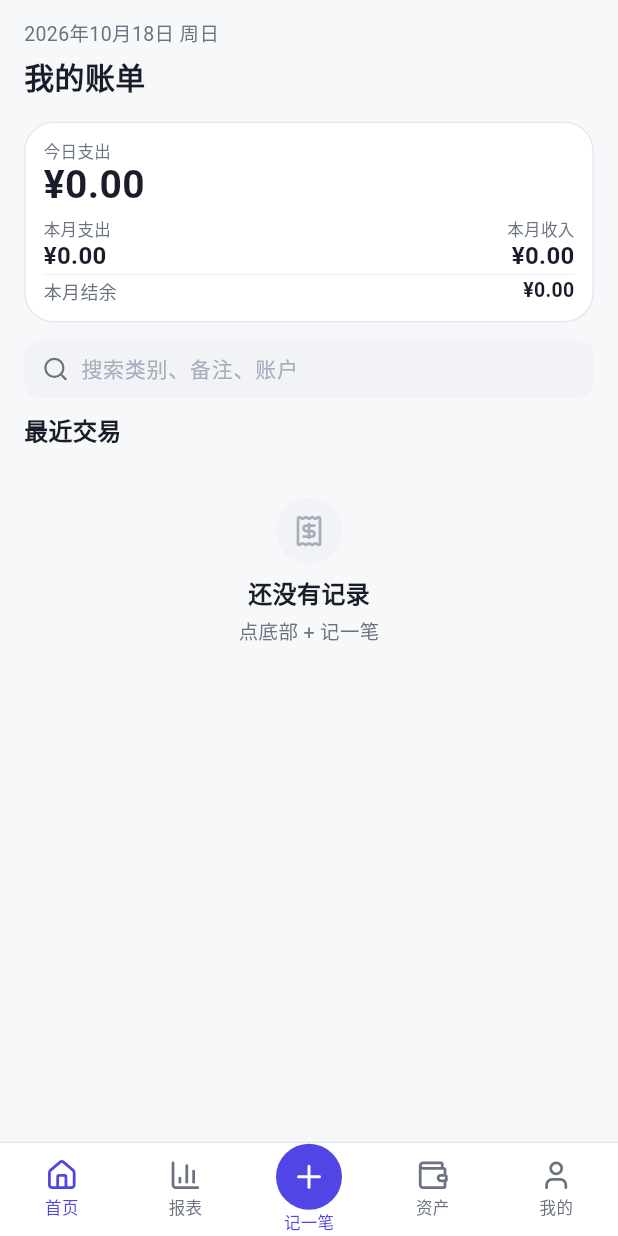
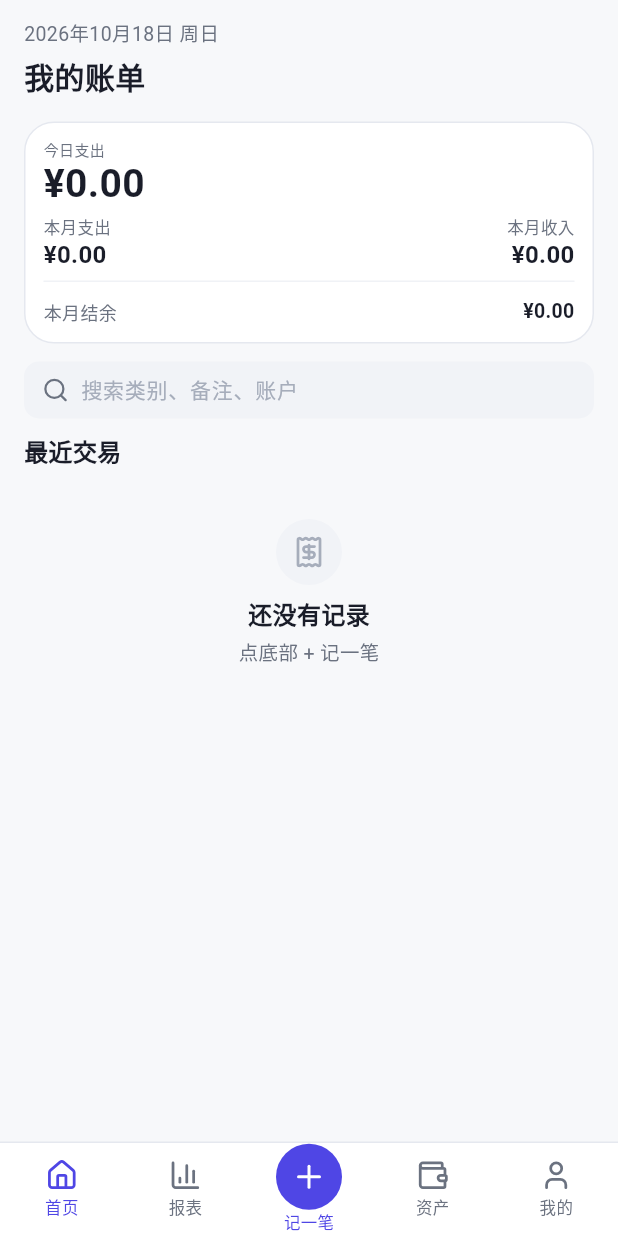
Before and after one commit to ChuShiZ/accounting-app-design, a Flutter app: the screen it shows after launch, on a phone screen of 412 x 824 dp. Run offline on Flutter 3.47's test engine with Material 3 defaults, Android fonts, the phone set to English and light mode, and no system bars; our stand-ins replace drift, flutter_riverpod, flutter_secure_storage, go_router, image_picker, lucide_icons; accounts and stored records are empty; generated files the repository leaves out were written again.

Commit message:
fix: 调整汇总卡结余行上下间距与今日支出字号

```diff
--- a/jizhang-flutter/lib/页面/首页页.dart
+++ b/jizhang-flutter/lib/页面/首页页.dart
@@ -85,7 +85,7 @@ class _HomePageState extends ConsumerState<HomePage> {
           child: Column(
             crossAxisAlignment: CrossAxisAlignment.start,
             children: [
-              Text('今日支出', style: TextStyle(fontSize: 11, height: 1.2, color: tokens.textSecondary)),
+              Text('今日支出', style: TextStyle(fontSize: 10, height: 1.2, color: tokens.textSecondary)),
               SizedBox(height: 2),
               Text(
                 formatCents(data.todayExpense),
@@ -104,8 +104,13 @@ class _HomePageState extends ConsumerState<HomePage> {
                   Expanded(child: _metric(context, '本月收入', formatCents(data.monthIncome), alignEnd: true)),
                 ],
               ),
-              Divider(height: 6, color: tokens.divider),
-              Row(
+              SizedBox(height: tokens.space2),
+              Container(
+                padding: EdgeInsets.only(top: tokens.space3),
+                decoration: BoxDecoration(
+                  border: Border(top: BorderSide(color: tokens.divider)),
+                ),
+                child: Row(
                   children: [
                     Expanded(child: Text('本月结余', style: TextStyle(fontSize: 12, height: 1.2, color: tokens.textSecondary))),
                     Text(
@@ -119,6 +124,7 @@ class _HomePageState extends ConsumerState<HomePage> {
                       ),
                     ),
                   ],
+                ),
               ),
             ],
           ),
```
Lines whose indentation alone changed are shown as unchanged.
